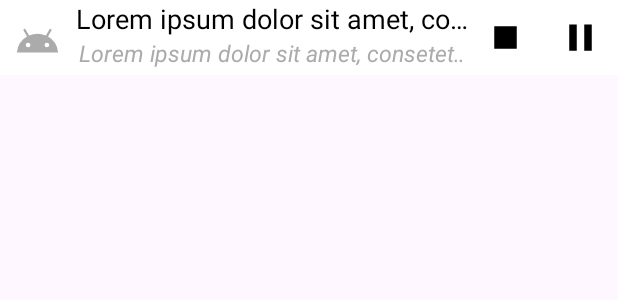
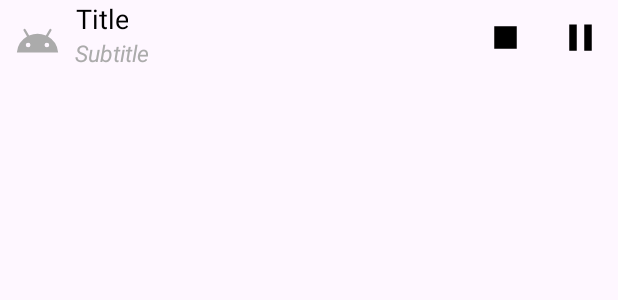
Before and after one commit to simondankelmann/Bluetooth-LE-Spam, an Android app: the layout advertisement_foreground_service_notification.xml on its own in the app's theme, with its tools: preview values and no code run, on a phone screen of 412 x 824 dp. Shown: the top 300 px of the screen. Run offline under Robolectric (Android 15) with nearby library versions, the phone set to English and light mode, and no system bars.

Commit message:
Fix notification background color
Don't set a background color, it causes a weird box in the notification.
Just use the window's background color.

Also format the files and clean them up.

```diff
--- a/app/src/main/res/layout/advertisement_foreground_service_notification.xml
+++ b/app/src/main/res/layout/advertisement_foreground_service_notification.xml
@@ -1,11 +1,10 @@
 <?xml version="1.0" encoding="UTF-8"?>
 <LinearLayout xmlns:android="http://schemas.android.com/apk/res/android"
     xmlns:app="http://schemas.android.com/apk/res-auto"
-    android:layout_width="fill_parent"
+    xmlns:tools="http://schemas.android.com/tools"
+    android:layout_width="match_parent"
     android:layout_height="wrap_content"
-    android:orientation="horizontal"
-    android:background="@color/background_color"
- >
+    android:orientation="horizontal">
 
     <ImageView
         android:id="@+id/advertisementForegroundServiceNotificationTargetImageView"
@@ -13,89 +12,54 @@
         android:layout_height="50dp"
         android:padding="10dp"
         android:src="@drawable/ic_android"
-        app:tint="@color/tint_target_icon"
-        />
-
+        app:tint="@color/tint_target_icon" />
 
     <LinearLayout
         android:layout_width="0dp"
+        android:layout_height="wrap_content"
         android:layout_weight="1"
-        android:layout_height="wrap_content"
         android:orientation="vertical">
+
         <TextView
             android:id="@+id/advertisementForegroundServiceNotificationTitleTextView"
             android:layout_width="wrap_content"
             android:layout_height="wrap_content"
-            android:layout_weight="50"
+            android:ellipsize="end"
             android:gravity="center"
-            android:text="Lorem ipsum dolor sit amet, consetetur sadipscing elitr, sed diam nonumy eirmod"
-            android:textSize="18dp"
-            android:ellipsize="end"
             android:singleLine="true"
             android:textAppearance="?android:attr/textAppearanceMedium"
-            android:textColor="@color/color_title"/>
+            android:textColor="@color/color_title"
+            android:textSize="18dp"
+            tools:text="Title" />
 
         <TextView
             android:id="@+id/advertisementForegroundServiceNotificationSubTitleTextView"
             android:layout_width="wrap_content"
             android:layout_height="wrap_content"
-            android:layout_weight="50"
+            android:ellipsize="marquee"
             android:gravity="center"
-            android:text="Lorem ipsum dolor sit amet, consetetur sadipscing elitr, sed diam nonumy eirmod"
-            android:textSize="15dp"
-            android:ellipsize="marquee"
-            android:textStyle="italic"
             android:singleLine="true"
             android:textAppearance="?android:attr/textAppearanceMedium"
-            android:textColor="@color/color_subtitle"/>
+            android:textColor="@color/color_subtitle"
+            android:textSize="15dp"
+            android:textStyle="italic"
+            tools:text="Subtitle" />
     </LinearLayout>
 
-    <LinearLayout
-        android:layout_width="100dp"
-        android:layout_height="match_parent"
-        android:orientation="horizontal"
-        android:layout_gravity="end"
-        >
-
     <ImageView
-            android:padding="10dp"
         android:id="@+id/advertisementForegroundServiceNotificationStopImageView"
         android:layout_width="50dp"
         android:layout_height="50dp"
+        android:padding="10dp"
         android:src="@drawable/stop"
-            app:tint="@color/tint_button_active"
-           />
+        app:tint="@color/tint_button_active" />
+
     <ImageView
-            android:padding="10dp"
         android:id="@+id/advertisementForegroundServiceNotificationToggleImageView"
         android:layout_width="50dp"
         android:layout_height="50dp"
+        android:padding="10dp"
         android:src="@drawable/pause"
-            app:tint="@color/tint_button_active"
-            />
-
-
-
-        <!--
-        <ImageView
-            android:padding="10dp"
-            android:id="@+id/advertisementForegroundServiceNotificationPauseImageView"
-            android:layout_width="50dp"
-            android:layout_height="50dp"
-            android:src="@drawable/pause"
-            app:tint="@color/tint_button_active"
-            >
-        </ImageView>
-
-        <ImageView
-            android:padding="10dp"
-            android:id="@+id/advertisementForegroundServiceNotificationPlayImageView"
-            android:layout_width="50dp"
-            android:layout_height="50dp"
-            android:src="@drawable/play_arrow"
-            app:tint="@color/tint_button_active">
-        </ImageView>-->
+        app:tint="@color/tint_button_active" />
 
 </LinearLayout>
-
-</LinearLayout>
```
Also changed, not shown: app/src/main/res/layout/bluetooth_le_scan_foreground_service_notification.xml (+20 -25 lines). Lines whose indentation alone changed are shown as unchanged.
